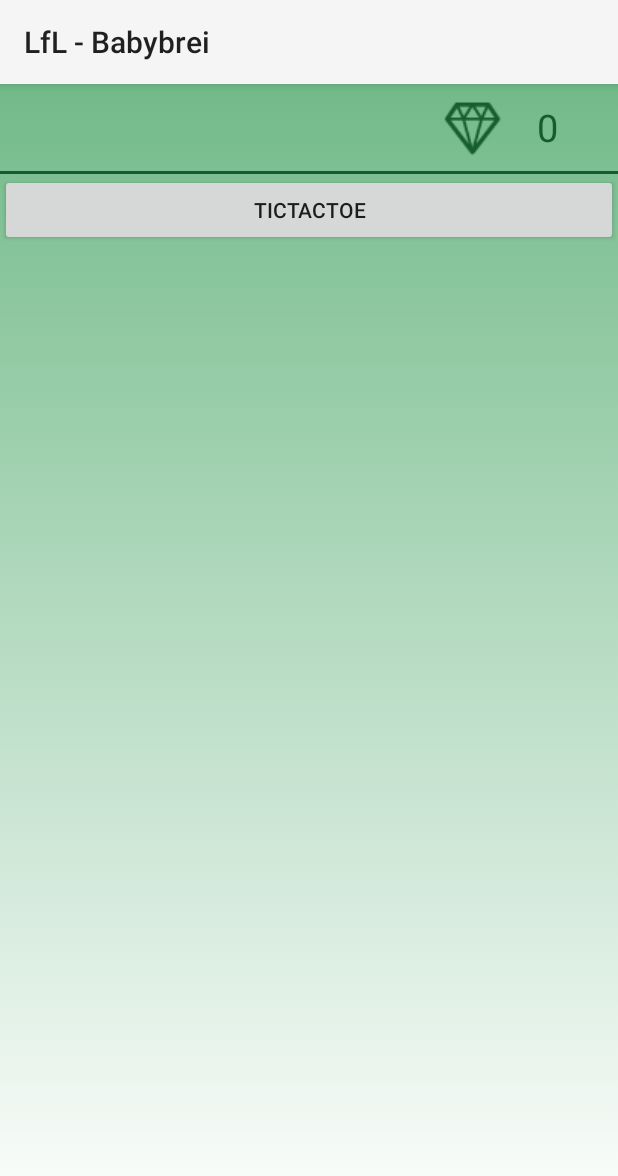
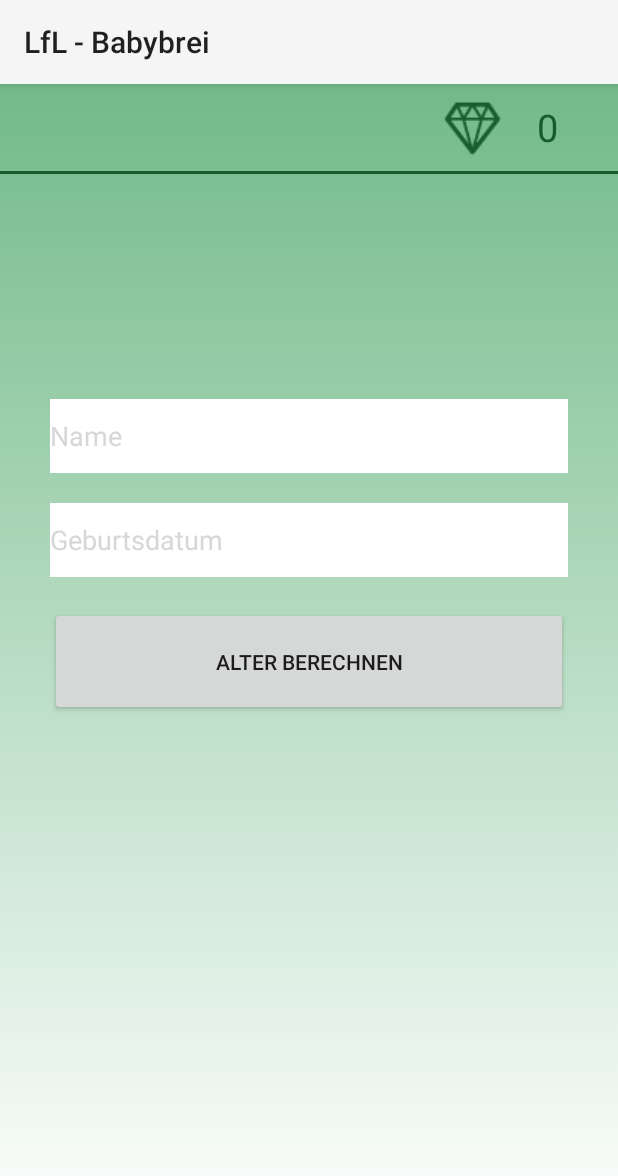
Before and after one commit to Dori2509/LfLBabybrei, an Android app: the WochenrechnerActivity screen opened directly, with no data from a screen before it, on a phone screen of 412 x 824 dp. Shown: the top 1176 px of the screen. Run offline under Robolectric (Android 15) with nearby library versions, the phone set to English and light mode, and no system bars; 1 statement that could not run was skipped.

Commit message:
Wochenrechner

```diff
--- a/app/src/main/AndroidManifest.xml
+++ b/app/src/main/AndroidManifest.xml
@@ -26,6 +26,7 @@
         <activity android:name=".MinigamesActivity"/>
         <activity android:name=".ProfileDataActivity"/>
         <activity android:name=".games.tictactoe.TicTacToe"/>
+        <activity android:name=".WochenrechnerErgebnisActivity"/>
         <meta-data
             android:name="com.google.android.gms.version"
             android:value="@integer/google_play_services_version" />
--- a/app/src/main/java/com/example/doreen/lfl_babybrei/WochenrechnerActivity.java
+++ b/app/src/main/java/com/example/doreen/lfl_babybrei/WochenrechnerActivity.java
@@ -14,6 +14,8 @@ import android.support.v7.app.AppCompatActivity;
 import android.support.v7.widget.Toolbar;
 import android.util.Log;
 import android.view.View;
+import android.widget.Button;
+import android.widget.EditText;
 import android.widget.ImageView;
 import android.widget.TextView;
 
@@ -27,14 +29,47 @@ import java.io.File;
 public class WochenrechnerActivity extends AppCompatActivity {
     Toolbar toolbar;
     private DBHelper mydb ;
+    EditText SetName;
+    EditText Datum;
+    Button calculate;
 
 
     @Override
     protected void onCreate(Bundle savedInstanceState) {
         super.onCreate(savedInstanceState);
-        setContentView(R.layout.minigames);
+        setContentView(R.layout.wochenrechner);
         initToolBar();
 
+        SetName = (EditText) findViewById(R.id.WochenrechnerName);
+        Datum = (EditText) findViewById(R.id.WochenrechnerDatum);
+        calculate = (Button) findViewById(R.id.calculate);
+
+        SetName.setOnClickListener(new View.OnClickListener() {
+            @Override
+            public void onClick(View v) {
+                SetName.setText("");
+            }
+        });
+
+        Datum.setOnClickListener(new View.OnClickListener() {
+            @Override
+            public void onClick(View v) {
+                Datum.setText("");
+                DateDialog dialog=new DateDialog(v);
+                FragmentTransaction ft =getFragmentManager().beginTransaction();
+                dialog.show(ft, "DatePicker");
+            }
+        });
+
+        calculate.setOnClickListener(new View.OnClickListener() {
+            @Override
+            public void onClick(View v) {
+                Intent intent = new Intent(WochenrechnerActivity.this,WochenrechnerErgebnisActivity.class);
+                intent.putExtra("Name", SetName.getText().toString());
+                intent.putExtra("Datum", Datum.getText().toString());
+                startActivity(intent);
+            }
+        });
 
     }
 
--- a/app/src/main/res/layout/wochenrechner.xml
+++ b/app/src/main/res/layout/wochenrechner.xml
@@ -2,9 +2,8 @@
 <LinearLayout xmlns:android="http://schemas.android.com/apk/res/android"
     android:orientation="vertical" android:layout_width="match_parent"
     android:background="@drawable/background"
-    android:layout_height="match_parent">
-
-
+    android:layout_height="match_parent"
+    android:weightSum="1">
 
     <android.support.v7.widget.Toolbar
         android:id="@+id/toolbar"
@@ -44,6 +43,7 @@
 
     </android.support.v7.widget.Toolbar>
 
+
     <TextView
         android:id="@+id/textview"
         android:layout_width="fill_parent"
@@ -52,5 +52,40 @@
         android:autoText="true" />
 
 
+    <EditText
+        android:layout_width="345dp"
+        android:layout_height="wrap_content"
+        android:inputType="textPersonName"
+        android:background="#ffffff"
+        android:layout_gravity="center"
+        android:text = "Name"
+        android:ems="10"
+        android:hint ="Name"
+        android:layout_marginTop="150dp"
+        android:id="@+id/WochenrechnerName"
+        android:layout_weight="0.06"
+        android:textColor="?attr/colorButtonNormal" />
 
+    <EditText
+        android:layout_width="345dp"
+        android:layout_height="wrap_content"
+        android:layout_marginTop="20dp"
+        android:inputType="textPersonName"
+        android:background="#ffffff"
+        android:layout_gravity="center"
+        android:ems="10"
+        android:text = "Geburtsdatum"
+        android:hint ="Geburtstag"
+        android:id="@+id/WochenrechnerDatum"
+        android:layout_weight="0.06"
+        android:textColor="?attr/colorButtonNormal" />
+
+    <Button
+        android:text="Alter berechnen"
+        android:layout_width="345dp"
+        android:layout_height="wrap_content"
+        android:layout_gravity="center"
+        android:layout_marginTop="20dp"
+        android:id="@+id/calculate"
+        android:layout_weight="0.06" />
 </LinearLayout>
```
Also changed, not shown: app/src/main/java/com/example/doreen/lfl_babybrei/WochenrechnerErgebnisActivity.java (added, +149 -0 lines), app/src/main/res/layout/wochenrechnerergebnis.xml (added, +66 -0 lines).
